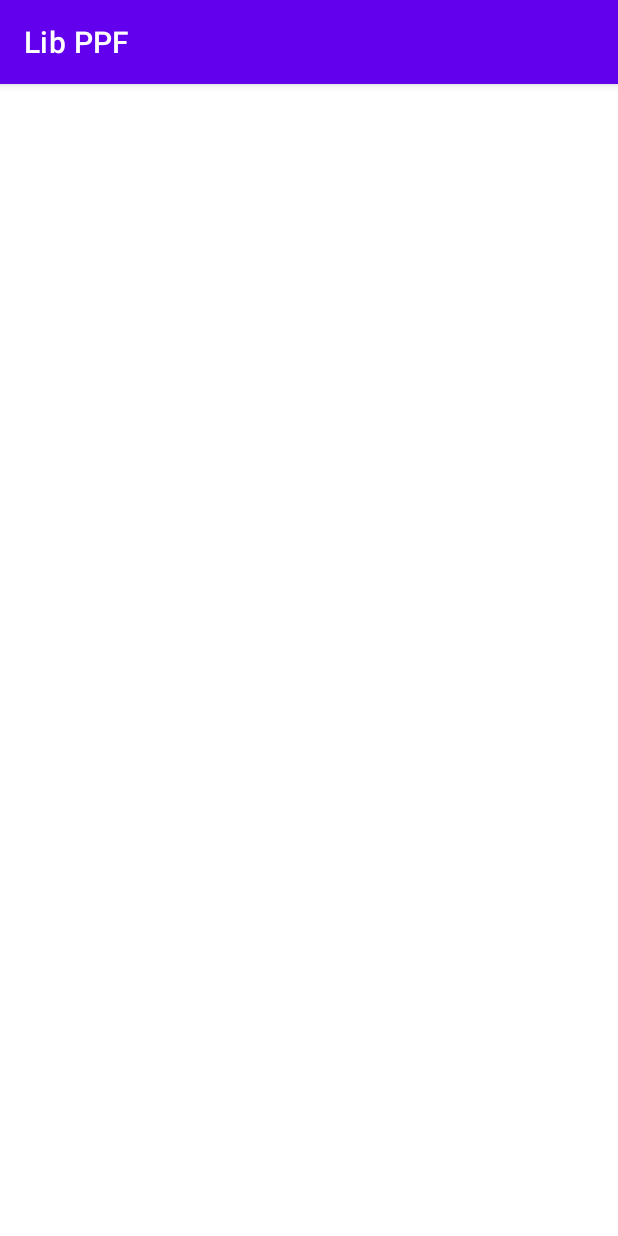
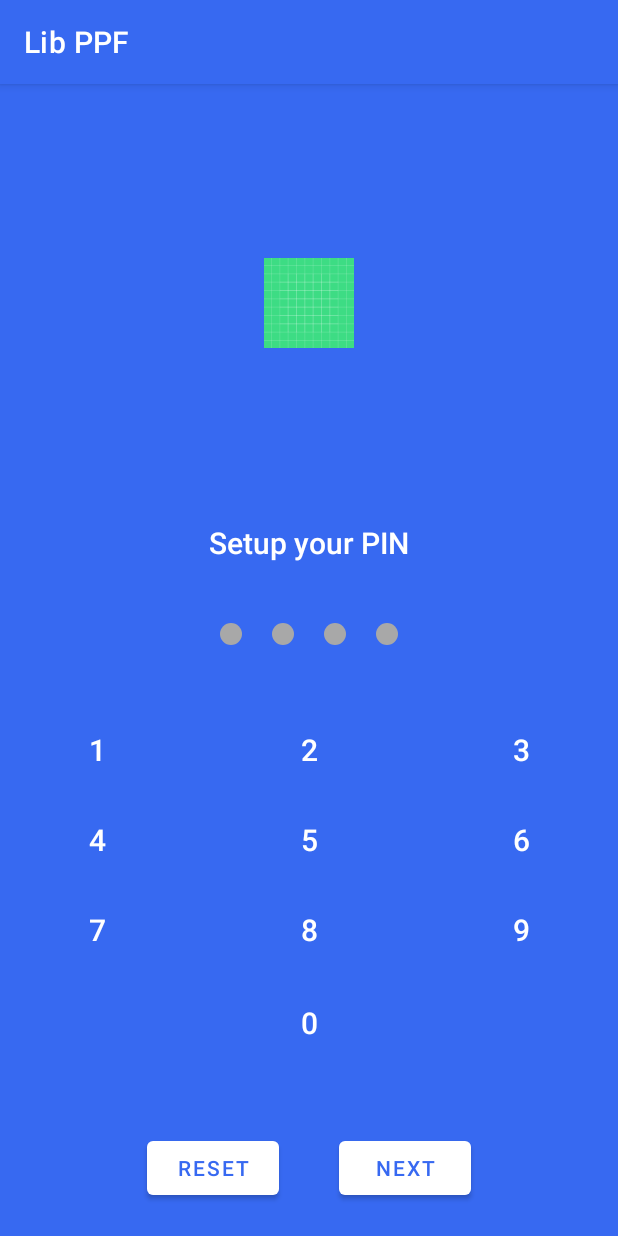
Before and after one commit to Kodobite/Lib-PPF, an Android app: the screen it shows after launch (MainActivity before the commit, LockerActivity after it), on a phone screen of 412 x 824 dp. Run offline under Robolectric (Android 15) with nearby library versions, the phone set to English and light mode, and no system bars.

Commit message:
lock design

```diff
--- a/app/build.gradle
+++ b/app/build.gradle
@@ -14,6 +14,11 @@ android {
         versionName "1.0"
 
         testInstrumentationRunner "androidx.test.runner.AndroidJUnitRunner"
+    }
+
+    //viewBinding
+    buildFeatures {
+        viewBinding true
     }
 
     buildTypes {
@@ -33,7 +38,9 @@ dependencies {
     implementation 'androidx.appcompat:appcompat:1.6.1'
     implementation 'com.google.android.material:material:1.9.0'
     implementation 'androidx.constraintlayout:constraintlayout:2.1.4'
+    implementation project(':PPF')
     testImplementation 'junit:junit:4.13.2'
     androidTestImplementation 'androidx.test.ext:junit:1.1.5'
     androidTestImplementation 'androidx.test.espresso:espresso-core:3.5.1'
+
 }
--- a/app/src/main/AndroidManifest.xml
+++ b/app/src/main/AndroidManifest.xml
@@ -12,8 +12,13 @@
         android:supportsRtl="true"
         android:theme="@style/Theme.LibPPF"
         tools:targetApi="31">
+
         <activity
             android:name=".MainActivity"
+            android:exported="false" />
+
+        <activity
+            android:name=".LockerActivity"
             android:exported="true">
             <intent-filter>
                 <action android:name="android.intent.action.MAIN" />
@@ -21,6 +26,7 @@
                 <category android:name="android.intent.category.LAUNCHER" />
             </intent-filter>
         </activity>
+
     </application>
 
 </manifest>
--- /dev/null
+++ b/app/src/main/java/com/kodebite/libppf/LockerActivity.java
@@ -0,0 +1,20 @@
+package com.kodebite.libppf;
+
+import androidx.appcompat.app.AppCompatActivity;
+
+import android.os.Bundle;
+
+import com.kodebite.libppf.databinding.ActivityLockerBinding;
+
+public class LockerActivity extends AppCompatActivity {
+
+    ActivityLockerBinding binding;
+
+    @Override
+    protected void onCreate(Bundle savedInstanceState) {
+        super.onCreate(savedInstanceState);
+        binding = ActivityLockerBinding.inflate(getLayoutInflater());
+        setContentView(binding.getRoot());
+    }
+
+}
--- /dev/null
+++ b/app/src/main/res/layout/activity_locker.xml
@@ -0,0 +1,112 @@
+<?xml version="1.0" encoding="utf-8"?>
+<RelativeLayout xmlns:android="http://schemas.android.com/apk/res/android"
+    xmlns:app="http://schemas.android.com/apk/res-auto"
+    android:layout_width="match_parent"
+    android:layout_height="match_parent"
+    android:background="@color/colorPrimary">
+
+    <RelativeLayout
+        android:layout_width="match_parent"
+        android:layout_height="match_parent"
+        android:layout_above="@id/relative_layout"
+        android:background="@color/colorPrimary">
+
+        <LinearLayout
+            android:layout_width="match_parent"
+            android:layout_height="match_parent"
+            android:layout_above="@+id/textView"
+            android:gravity="center"
+            android:orientation="vertical">
+
+
+            <ImageView
+                android:layout_width="60dp"
+                android:layout_height="60dp"
+                android:layout_gravity="center"
+                android:src="@drawable/ic_launcher_background" />
+
+
+        </LinearLayout>
+
+
+        <TextView
+            android:id="@+id/textView"
+            android:layout_width="wrap_content"
+            android:layout_height="wrap_content"
+            android:layout_above="@+id/indicator_dots"
+            android:layout_centerHorizontal="true"
+            android:layout_marginBottom="40dp"
+            android:fontFamily="sans-serif-medium"
+            android:text="Setup your PIN"
+            android:textColor="@color/white"
+            android:textSize="20sp" />
+
+
+        <io.kodebite.ppf.IndicatorDots
+            android:id="@+id/indicator_dots"
+            android:layout_width="wrap_content"
+            android:layout_height="wrap_content"
+            android:layout_above="@id/pin_lock_view"
+            android:layout_centerHorizontal="true"
+            android:layout_gravity="center"
+            app:ppf_count="4"
+            app:ppf_diameter="15dp"
+            app:ppf_dotColorFilled="#FFFFFF"
+            app:ppf_dotColorNormal="#A8A8A8"
+            app:ppf_padding="10dp" />
+
+
+        <io.kodebite.ppf.PinLockView
+            android:id="@+id/pin_lock_view"
+            android:layout_width="match_parent"
+            android:layout_height="wrap_content"
+            android:layout_alignParentBottom="true"
+            android:layout_marginTop="30dp"
+            android:layout_marginBottom="20dp"
+            android:padding="10dp"
+            app:ppf_deleteButtonNormalColor="#FFFFFF"
+            app:ppf_deleteButtonPressedColor="@color/danger"
+            app:ppf_deleteButtonSize="24dp"
+            app:ppf_keyTextColor="@color/white"
+            app:ppf_keyTextSize="20sp"
+            app:ppf_pinLength="4" />
+
+
+    </RelativeLayout>
+
+
+    <LinearLayout
+        android:id="@+id/relative_layout"
+        android:layout_width="300dp"
+        android:layout_height="70dp"
+        android:layout_alignParentBottom="true"
+        android:layout_centerHorizontal="true"
+        android:layout_marginBottom="10dp"
+        android:gravity="center">
+
+        <com.google.android.material.button.MaterialButton
+            android:id="@+id/reset_button"
+            android:layout_width="wrap_content"
+            android:layout_height="wrap_content"
+            android:layout_marginStart="20dp"
+            android:layout_marginEnd="20dp"
+            android:text="Reset"
+            android:textColor="@color/colorAccent"
+            app:backgroundTint="@color/white" />
+
+
+        <com.google.android.material.button.MaterialButton
+            android:id="@+id/next_button"
+            android:layout_width="wrap_content"
+            android:layout_height="wrap_content"
+            android:layout_marginStart="20dp"
+            android:layout_marginEnd="20dp"
+            android:text="Next"
+            android:textColor="@color/colorAccent"
+            app:backgroundTint="@color/white" />
+
+
+    </LinearLayout>
+
+
+</RelativeLayout>
--- a/app/src/main/res/values-night/themes.xml
+++ /dev/null
@@ -1,16 +0,0 @@
-<resources xmlns:tools="http://schemas.android.com/tools">
-    <!-- Base application theme. -->
-    <style name="Theme.LibPPF" parent="Theme.MaterialComponents.DayNight.DarkActionBar">
-        <!-- Primary brand color. -->
-        <item name="colorPrimary">@color/purple_200</item>
-        <item name="colorPrimaryVariant">@color/purple_700</item>
-        <item name="colorOnPrimary">@color/black</item>
-        <!-- Secondary brand color. -->
-        <item name="colorSecondary">@color/teal_200</item>
-        <item name="colorSecondaryVariant">@color/teal_200</item>
-        <item name="colorOnSecondary">@color/black</item>
-        <!-- Status bar color. -->
-        <item name="android:statusBarColor">?attr/colorPrimaryVariant</item>
-        <!-- Customize your theme here. -->
-    </style>
-</resources>
--- a/app/src/main/res/values/colors.xml
+++ b/app/src/main/res/values/colors.xml
@@ -1,10 +1,13 @@
 <?xml version="1.0" encoding="utf-8"?>
 <resources>
-    <color name="purple_200">#FFBB86FC</color>
-    <color name="purple_500">#FF6200EE</color>
-    <color name="purple_700">#FF3700B3</color>
-    <color name="teal_200">#FF03DAC5</color>
-    <color name="teal_700">#FF018786</color>
+
+    <color name="colorPrimary">#3769F1</color>
+    <color name="colorPrimaryDark">#3769F1</color>
+    <color name="colorAccent">#3769F1</color>
+
+    <color name="danger">#FF3D71</color>
+    <color name="dangerLight">#FFD6E2</color>
+
     <color name="black">#FF000000</color>
     <color name="white">#FFFFFFFF</color>
 </resources>
--- a/app/src/main/res/values/themes.xml
+++ b/app/src/main/res/values/themes.xml
@@ -1,16 +1,11 @@
-<resources xmlns:tools="http://schemas.android.com/tools">
+<resources>
     <!-- Base application theme. -->
     <style name="Theme.LibPPF" parent="Theme.MaterialComponents.DayNight.DarkActionBar">
+
         <!-- Primary brand color. -->
-        <item name="colorPrimary">@color/purple_500</item>
-        <item name="colorPrimaryVariant">@color/purple_700</item>
-        <item name="colorOnPrimary">@color/white</item>
-        <!-- Secondary brand color. -->
-        <item name="colorSecondary">@color/teal_200</item>
-        <item name="colorSecondaryVariant">@color/teal_700</item>
-        <item name="colorOnSecondary">@color/black</item>
-        <!-- Status bar color. -->
-        <item name="android:statusBarColor">?attr/colorPrimaryVariant</item>
-        <!-- Customize your theme here. -->
+        <item name="colorPrimary">@color/colorPrimary</item>
+        <item name="colorPrimaryDark">@color/colorPrimaryDark</item>
+        <item name="colorAccent">@color/colorAccent</item>
+
     </style>
 </resources>
--- a/settings.gradle
+++ b/settings.gradle
@@ -3,6 +3,7 @@ pluginManagement {
         google()
         mavenCentral()
         gradlePluginPortal()
+        jcenter()
     }
 }
 dependencyResolutionManagement {
@@ -10,6 +11,8 @@ dependencyResolutionManagement {
     repositories {
         google()
         mavenCentral()
+        jcenter()
+        maven { url "https://jitpack.io" }
     }
 }
 rootProject.name = "Lib PPF"
```
